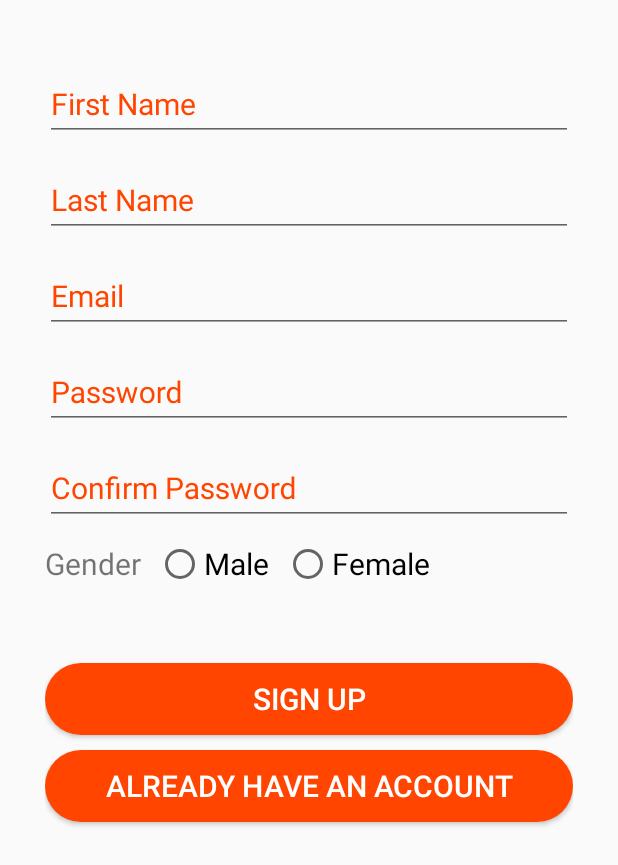
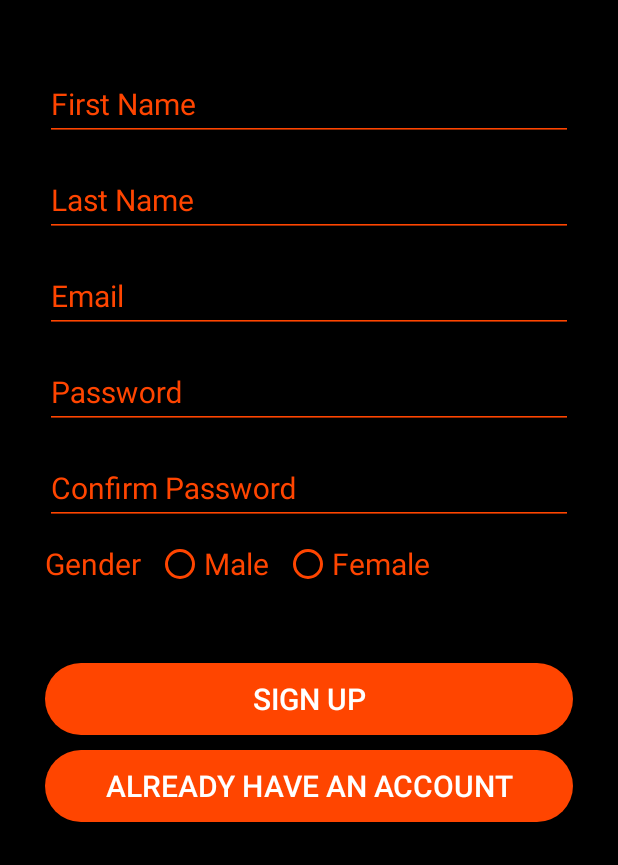
Before and after one commit to luckyjaiswaal/HealthApp, an Android app: the SignUp screen opened directly, with no data from a screen before it, on a phone screen of 412 x 824 dp. Shown: the top 865 px of the screen. Run offline under Robolectric (Android 15) with nearby library versions, the phone set to English and light mode, and no system bars; our stand-ins replace Firebase (no records; nobody signed in at launch, a user with empty details on screens opened directly).

Commit message:
Updated signup/Registration to have black bg color orange tint

```diff
--- a/app/src/main/res/layout/activity_sign_up.xml
+++ b/app/src/main/res/layout/activity_sign_up.xml
@@ -4,6 +4,7 @@ xmlns:tools="http://schemas.android.com/tools"
     android:layout_width="match_parent"
     android:layout_height="match_parent"
     android:orientation="vertical"
+    android:background="#000000"
     android:padding="30dp"
     tools:context=".SignUp">
 
@@ -19,6 +20,8 @@ tools:context=".SignUp">
         android:layout_width="match_parent"
         android:layout_height="wrap_content"
         android:hint="First Name"
+        android:backgroundTint="@color/orange"
+        android:textColor="#FFFFFF"
         android:ems="10"
         android:inputType="text"
         android:textSize="20dp"
@@ -37,6 +40,8 @@ tools:context=".SignUp">
         android:layout_width="match_parent"
         android:layout_height="wrap_content"
         android:hint="Last Name"
+        android:backgroundTint="@color/orange"
+        android:textColor="#FFFFFF"
         android:ems="10"
         android:inputType="text"
         android:textSize="20dp"
@@ -54,6 +59,8 @@ tools:context=".SignUp">
         android:layout_width="match_parent"
         android:layout_height="wrap_content"
         android:hint="Email"
+        android:backgroundTint="@color/orange"
+        android:textColor="#FFFFFF"
         android:ems="10"
         android:inputType="text"
         android:textSize="20dp"
@@ -71,6 +78,8 @@ tools:context=".SignUp">
         android:layout_width="match_parent"
         android:layout_height="wrap_content"
         android:hint="Password"
+        android:backgroundTint="@color/orange"
+        android:textColor="#FFFFFF"
         android:ems="10"
         android:inputType="textPassword"
         android:textSize="20dp"
@@ -88,6 +97,8 @@ tools:context=".SignUp">
         android:layout_width="match_parent"
         android:layout_height="wrap_content"
         android:hint="Confirm Password"
+        android:backgroundTint="@color/orange"
+        android:textColor="#FFFFFF"
         android:ems="10"
         android:inputType="textPassword"
         android:textSize="20dp"
@@ -102,6 +113,8 @@ tools:context=".SignUp">
     <TextView
         android:layout_width="wrap_content"
         android:layout_height="wrap_content"
+        android:backgroundTint="@color/orange"
+        android:textColor="@color/orange"
         android:text="Gender"
         android:textSize="20sp"
         />
@@ -112,12 +125,18 @@ tools:context=".SignUp">
         android:text="Male"
         android:textSize="20sp"
         android:layout_marginLeft="10dp"
+        android:backgroundTint="@color/orange"
+        android:buttonTint="@color/orange"
+        android:textColor="@color/orange"
         />
     <RadioButton
         android:id="@+id/rdFemaleBtn"
         android:layout_width="wrap_content"
         android:layout_height="wrap_content"
         android:text="Female"
+        android:backgroundTint="@color/orange"
+        android:buttonTint="@color/orange"
+        android:textColor="@color/orange"
         android:textSize="20sp"
         android:layout_marginLeft="10dp"
         />
--- a/app/src/main/res/values/colors.xml
+++ b/app/src/main/res/values/colors.xml
@@ -22,5 +22,6 @@
     <color name="facebook">#3b579d</color>
     <color name="google">#cf4332</color>
     <color name="gray">#2D2D2D</color>
+    <color name="orange">#FF4500</color>
 
 </resources>
```
Also changed, not shown: app/src/main/res/layout/activity_main.xml (+7 -2 lines). Lines whose indentation alone changed are shown as unchanged.
